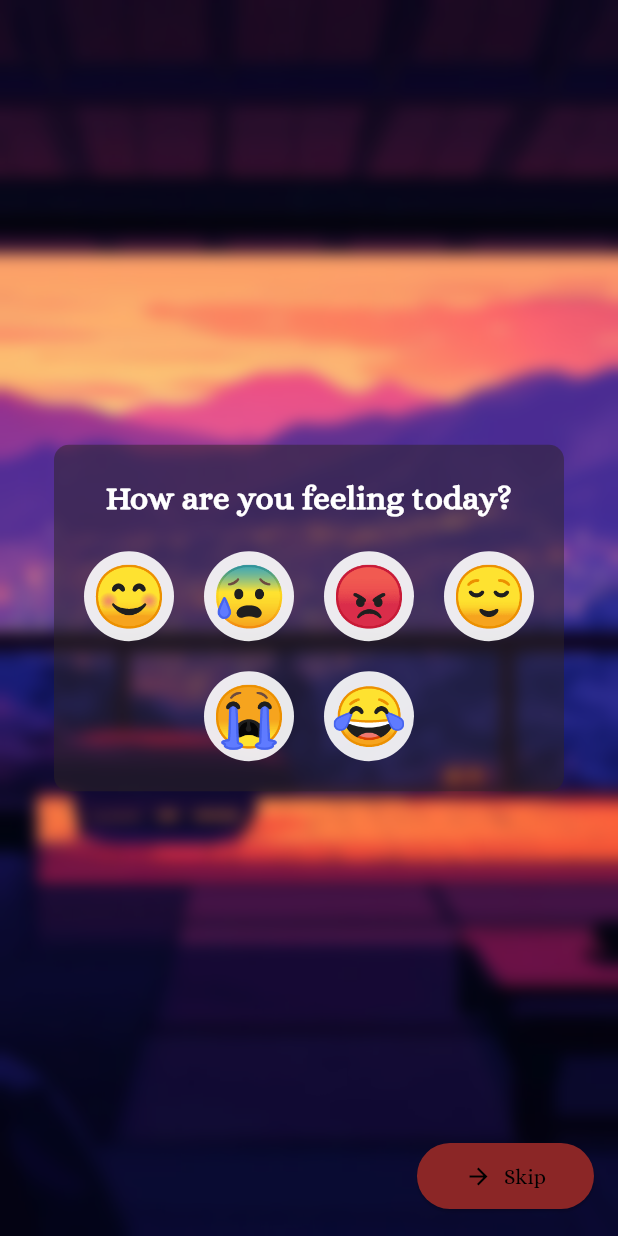
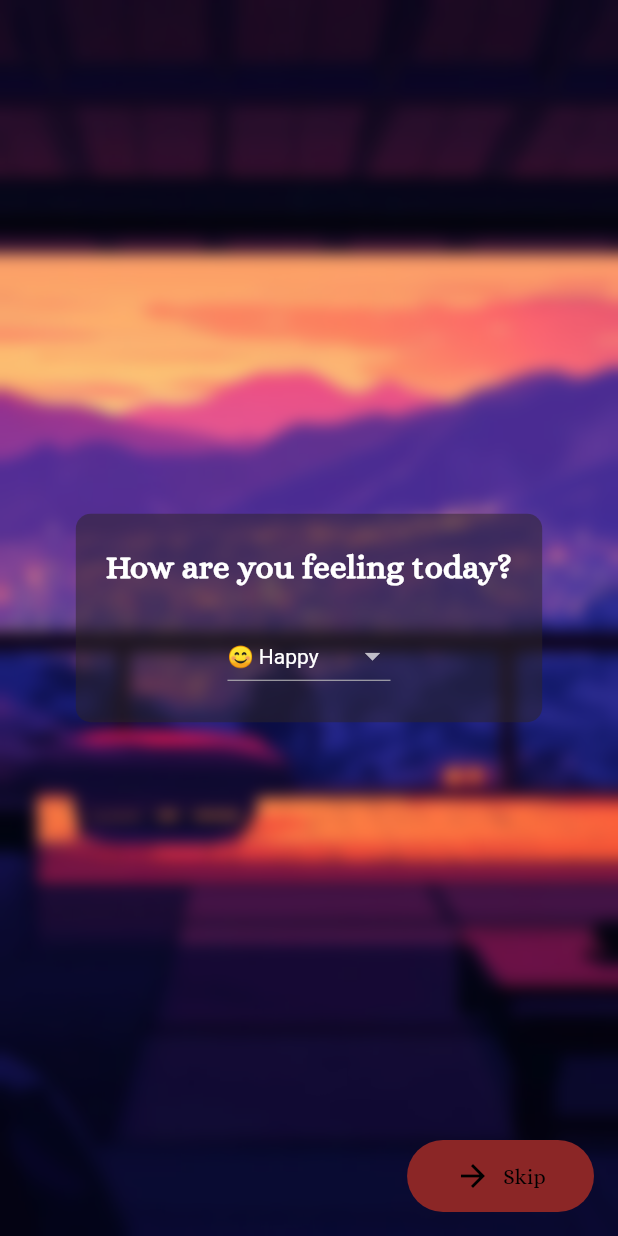
Before and after one commit to Asmika-Panchal/SoulSpace-main, a Flutter app: the Mood1Screen screen opened directly, on a phone screen of 412 x 824 dp. Run offline on Flutter 3.47's test engine with Material 3 defaults, Android fonts, the phone set to English and light mode, and no system bars; missing offline and left inert: gif.

Commit message:
mood entry and mood 1

```diff
--- a/lib/screens/mood1.dart
+++ b/lib/screens/mood1.dart
@@ -1,9 +1,28 @@
 import 'dart:ui'; // Import for ImageFilter.blur
+import 'package:flutter/material.dart';
+import 'package:soul/screens/mood2.dart';
 
-import 'package:flutter/material.dart';
+class Mood1Screen extends StatefulWidget {
+  const Mood1Screen({super.key});
 
-class Mood1Screen extends StatelessWidget {
-  const Mood1Screen({super.key});
+  @override
+  _Mood1ScreenState createState() => _Mood1ScreenState();
+}
+
+class _Mood1ScreenState extends State<Mood1Screen> {
+  String selectedMood = '😊 Happy'; // Default mood with both emoji and label
+
+  final List<String> moods = [
+    '😊 Happy',
+    '😢 Sad',
+    '😠 Angry',
+    '😌 Relieved',
+    '😂 Laughing',
+    '😭 Crying',
+    '😰 Anxious',
+    '😡 Frustrated',
+    // Add more moods as needed
+  ];
 
   @override
   Widget build(BuildContext context) {
@@ -14,14 +33,12 @@ class Mood1Screen extends StatelessWidget {
           Container(
             decoration: const BoxDecoration(
               image: DecorationImage(
-                image: AssetImage(
-                    'assets/mood_1.webp'), // Add your background image here
+                image: AssetImage('assets/mood_1.webp'), // Add your background image here
                 fit: BoxFit.cover,
               ),
             ),
             child: BackdropFilter(
-              filter: ImageFilter.blur(
-                  sigmaX: 5.0, sigmaY: 5.0), // Apply blur to background
+              filter: ImageFilter.blur(sigmaX: 5.0, sigmaY: 5.0), // Apply blur to background
               child: Container(
                 decoration: BoxDecoration(
                   color: Colors.white.withOpacity(0.0), // Transparent overlay
@@ -30,23 +47,20 @@ class Mood1Screen extends StatelessWidget {
             ),
           ),
 
-          // Centered black tray with text and emojis inside it
+          // Centered black tray with text and dropdown menu inside it
           Center(
             child: Container(
               decoration: BoxDecoration(
-                color: const Color.fromARGB(255, 45, 36, 36)
-                    .withOpacity(0.5), // Black color with 50% opacity
+                color: const Color.fromARGB(255, 45, 36, 36).withOpacity(0.5), // Black color with 50% opacity
                 borderRadius: BorderRadius.circular(10), // Rounded corners
               ),
-              padding:
-                  const EdgeInsets.all(20.0), // Padding inside the black tray
-              margin: const EdgeInsets.symmetric(
-                  horizontal: 20.0), // Margin to provide space on the sides
-              child: const Column(
+              padding: const EdgeInsets.all(20.0), // Padding inside the black tray
+              margin: const EdgeInsets.symmetric(horizontal: 20.0), // Margin to provide space on the sides
+              child: Column(
                 mainAxisSize: MainAxisSize.min, // Minimize height to content
                 children: [
                   // Text inside the black tray
-                  Text(
+                  const Text(
                     "How are you feeling today?",
                     style: TextStyle(
                       fontSize: 22,
@@ -55,54 +69,66 @@ class Mood1Screen extends StatelessWidget {
                     ),
                     textAlign: TextAlign.center,
                   ),
+                  const SizedBox(height: 20), // Space between the text and dropdown
 
-                  SizedBox(height: 20), // Space between the text and emojis
-
-                  // Emojis as mood options inside the black tray
-                  Wrap(
-                    alignment: WrapAlignment.center,
-                    spacing: 20.0, // Space between emojis
-                    runSpacing: 20.0, // Space between rows
-                    children: [
-                      EmojiWidget(emoji: "😊"), // Happy
-                      EmojiWidget(emoji: "😰"), // Anxious
-                      EmojiWidget(emoji: "😡"), // Angry
-                      EmojiWidget(emoji: "😌"), //Relived
-                      EmojiWidget(emoji: "😭"), // Crying
-                      EmojiWidget(emoji: "😂"), // Laughing
-                    ],
+                  // Dropdown menu for mood selection
+                  DropdownButton<String>(
+                    value: selectedMood,
+                    onChanged: (String? newValue) {
+                      setState(() {
+                        selectedMood = newValue!;
+                      });
+                    },
+                    items: moods.map((String mood) {
+                      return DropdownMenuItem<String>(
+                        value: mood,
+                        child: Text(
+                          mood,
+                          style: const TextStyle(color: Colors.white),
+                        ),
+                      );
+                    }).toList(),
+                    dropdownColor: const Color.fromARGB(255, 45, 36, 36), // Dropdown background color
+                    style: const TextStyle(color: Colors.white),
                   ),
                 ],
               ),
             ),
           ),
 
-          // Skip button at the bottom-right corner
+          // Skip button at the bottom-right corner with InkWell
           Align(
             alignment: Alignment.bottomRight,
             child: Padding(
-              padding:
-                  const EdgeInsets.all(16.0), // Adds some space from the edges
-              child: ElevatedButton.icon(
-                onPressed: () {
-                  // Add your skip button functionality here
+              padding: const EdgeInsets.all(16.0), // Adds some space from the edges
+              child: InkWell(
+                onTap: () {
+                  Navigator.push(
+                    context,
+                    MaterialPageRoute(
+                      builder: (context) => const Mood2Screen(), // Navigate to Mood2Screen
+                    ),
+                  );
                 },
-                icon: const Icon(Icons.arrow_forward,
-                    color: Colors.black), // Icon with black color
-                label: const Text(
-                  "Skip",
-                  style: TextStyle(
-                    color: Colors.black, // Black text for "Skip"
-                  ),
-                ),
-                style: ElevatedButton.styleFrom(
-                  backgroundColor: const Color.fromARGB(
-                      255, 139, 38, 38), // Custom background color
-                  shape: RoundedRectangleBorder(
+                child: Container(
+                  decoration: BoxDecoration(
+                    color: const Color.fromARGB(255, 139, 38, 38), // Custom background color
                     borderRadius: BorderRadius.circular(30),
                   ),
-                  padding:
-                      const EdgeInsets.symmetric(horizontal: 32, vertical: 12),
+                  padding: const EdgeInsets.symmetric(horizontal: 32, vertical: 12),
+                  child: Row(
+                    mainAxisSize: MainAxisSize.min,
+                    children: [
+                      const Icon(Icons.arrow_forward, color: Colors.black), // Icon with black color
+                      const SizedBox(width: 8),
+                      const Text(
+                        "Skip",
+                        style: TextStyle(
+                          color: Colors.black, // Black text for "Skip"
+                        ),
+                      ),
+                    ],
+                  ),
                 ),
               ),
             ),
@@ -112,33 +138,3 @@ class Mood1Screen extends StatelessWidget {
     );
   }
 }
-
-// Custom Widget for displaying an Emoji
-class EmojiWidget extends StatelessWidget {
-  final String emoji;
-
-  const EmojiWidget({super.key, required this.emoji});
-
-  @override
-  Widget build(BuildContext context) {
-    return GestureDetector(
-      onTap: () {
-        // Handle emoji tap event
-      },
-      child: Container(
-        width: 60,
-        height: 60,
-        decoration: BoxDecoration(
-          shape: BoxShape.circle,
-          color:
-              Colors.white.withOpacity(0.9), // Optional background behind emoji
-        ),
-        alignment: Alignment.center,
-        child: Text(
-          emoji,
-          style: const TextStyle(fontSize: 40), // Emoji size
-        ),
-      ),
-    );
-  }
-}
--- a/lib/screens/profile_view.dart
+++ b/lib/screens/profile_view.dart
@@ -1,5 +1,6 @@
 import 'package:flutter/cupertino.dart';
 import 'package:flutter/material.dart';
+import 'package:soul/screens/mood1.dart';
 import 'package:soul/screens/question.dart';
 import 'package:soul/screens/reminder.dart';
 
@@ -130,19 +131,22 @@ class _ProfileScreenState extends State<ProfileScreen> {
               child: ListView(
                 padding: const EdgeInsets.symmetric(horizontal: 30),
                 children: [
-                  buildSettingItem(
-                    icon: Icons.nights_stay,
-                    title: "Dark Mode",
-                    trailing: CupertinoSwitch(
-                      value: isDarkMode,
-                      onChanged: (value) {
-                        setState(() {
-                          isDarkMode = value;
-                        });
-                      },
-                      activeColor: Colors.purple,
-                    ),
+                  InkWell(
+                    onTap: () {
+                      Navigator.push(
+                        context,
+                        MaterialPageRoute(
+                          builder: (context) => const Mood1Screen(),
+                        ),
+                      );
+                    },
+                 child: buildSettingItem(
+                   icon: Icons.person_outline,
+                    title: "😊Mood Entry",
+                    trailing: const Icon(CupertinoIcons.gauge)
                   ),
+                ),
+
                  InkWell(
                     onTap: () {
                       Navigator.push(
```
